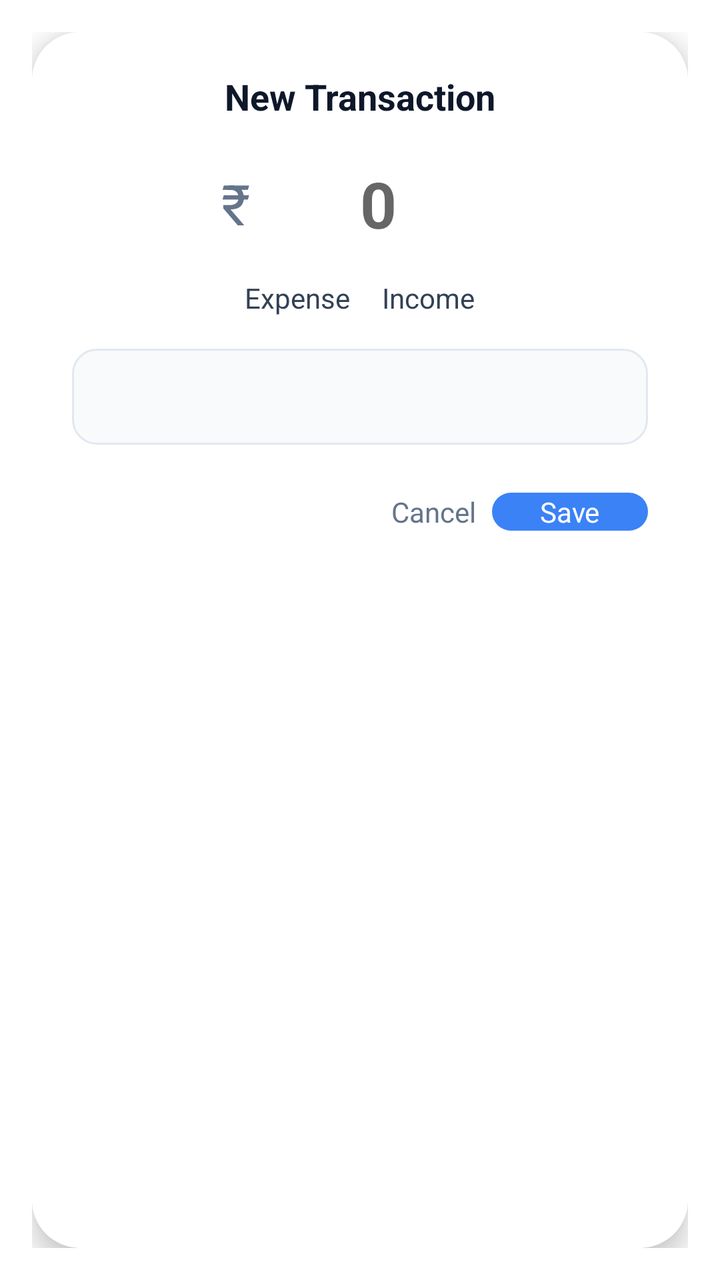
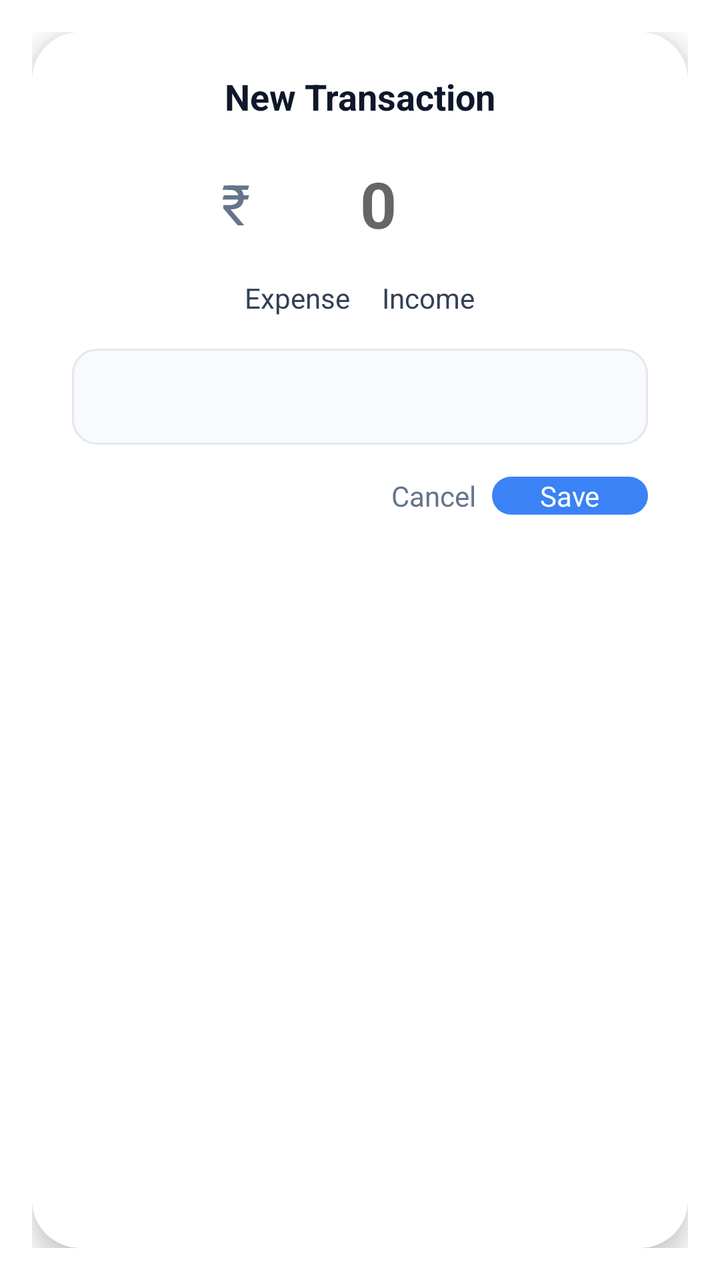

Screens rendered from an Android XML layout before and after an edit, with the pre-edit source and the edit as a unified diff.
<!-- AndroidManifest.xml: activity theme android:Theme.DeviceDefault.Light.Dialog -->
<!-- res/layout/activity_quick_add.xml -->
<?xml version="1.0" encoding="utf-8"?>
<LinearLayout xmlns:android="http://schemas.android.com/apk/res/android"
    android:layout_width="match_parent"
    android:layout_height="wrap_content"
    android:layout_margin="24dp"
    android:orientation="vertical"
    android:padding="20dp"
    android:background="@drawable/dialog_bg"
    android:elevation="8dp">

    <TextView
        android:layout_width="match_parent"
        android:layout_height="wrap_content"
        android:text="New Transaction"
        android:textSize="18sp"
        android:textStyle="bold"
        android:textColor="#0F172A"
        android:gravity="center"
        android:layout_marginBottom="20dp" />

    
    <LinearLayout
        android:layout_width="match_parent"
        android:layout_height="wrap_content"
        android:orientation="horizontal"
        android:gravity="center"
        android:layout_marginBottom="16dp">

        <TextView
            android:layout_width="wrap_content"
            android:layout_height="wrap_content"
            android:text="₹"
            android:textSize="28sp"
            android:textColor="#64748B"
            android:layout_marginEnd="4dp" />

        <EditText
            android:id="@+id/editAmount"
            android:layout_width="wrap_content"
            android:layout_height="wrap_content"
            android:minWidth="120dp"
            android:hint="0"
            android:gravity="center"
            android:inputType="numberDecimal"
            android:textSize="32sp"
            android:textStyle="bold"
            android:textColor="#0F172A"
            android:background="@null" />
    </LinearLayout>

    
    <RadioGroup
        android:id="@+id/radioGroupType"
        android:layout_width="match_parent"
        android:layout_height="wrap_content"
        android:orientation="horizontal"
        android:gravity="center"
        android:layout_marginBottom="16dp">

        <RadioButton
            android:id="@+id/radioExpense"
            android:layout_width="wrap_content"
            android:layout_height="wrap_content"
            android:text="Expense"
            android:checked="true"
            android:buttonTint="#EF4444"
            android:textColor="#334155"
            android:layout_marginEnd="16dp" />

        <RadioButton
            android:id="@+id/radioIncome"
            android:layout_width="wrap_content"
            android:layout_height="wrap_content"
            android:text="Income"
            android:buttonTint="#10B981"
            android:textColor="#334155" />
    </RadioGroup>

    
    <Spinner
        android:id="@+id/spinnerCategory"
        android:layout_width="match_parent"
        android:layout_height="48dp"
        android:background="@drawable/input_bg"
        android:layout_marginBottom="24dp" />

    
    <LinearLayout
        android:layout_width="match_parent"
        android:layout_height="wrap_content"
        android:orientation="horizontal"
        android:gravity="end">

        <Button
            android:id="@+id/btnCancel"
            android:layout_width="wrap_content"
            android:layout_height="wrap_content"
            android:text="Cancel"
            android:backgroundTint="@android:color/transparent"
            android:textColor="#64748B"
            android:textSize="14sp"
            android:textAllCaps="false"
            android:elevation="0dp"
            android:layout_marginEnd="8dp" />

        <Button
            android:id="@+id/btnSave"
            android:layout_width="wrap_content"
            android:layout_height="wrap_content"
            android:text="Save"
            android:background="@drawable/btn_primary_bg"
            android:textColor="@android:color/white"
            android:textSize="14sp"
            android:textAllCaps="false"
            android:paddingStart="24dp"
            android:paddingEnd="24dp" />
    </LinearLayout>

</LinearLayout>
<!-- resources referenced by this layout -->
<resources>
  <!-- drawable btn_primary_bg (drawable) -->
  <?xml version="1.0" encoding="utf-8"?>
  <shape xmlns:android="http://schemas.android.com/apk/res/android">
      <solid android:color="#3B82F6" /> 
      <corners android:radius="12dp" />
  </shape>
  <!-- drawable dialog_bg (drawable) -->
  <?xml version="1.0" encoding="utf-8"?>
  <shape xmlns:android="http://schemas.android.com/apk/res/android">
      <solid android:color="#FFFFFF" />
      <corners android:radius="24dp" />
  </shape>
  <!-- drawable input_bg (drawable) -->
  <?xml version="1.0" encoding="utf-8"?>
  <shape xmlns:android="http://schemas.android.com/apk/res/android">
      <solid android:color="#F8FAFC" />
      <stroke android:width="1dp" android:color="#E2E8F0" />
      <corners android:radius="12dp" />
  </shape>
</resources>

<!-- the commit's change to res/layout/activity_quick_add.xml (unified diff, before → after) -->
@@ -82,7 +82,39 @@
         android:layout_width="match_parent"
         android:layout_height="48dp"
         android:background="@drawable/input_bg"
-        android:layout_marginBottom="24dp" />
+        android:layout_marginBottom="16dp" />
+
+    
+    <LinearLayout
+        android:id="@+id/layoutNote"
+        android:layout_width="match_parent"
+        android:layout_height="wrap_content"
+        android:orientation="vertical"
+        android:visibility="gone"
+        android:layout_marginBottom="24dp">
+
+        <TextView
+            android:layout_width="wrap_content"
+            android:layout_height="wrap_content"
+            android:text="Note"
+            android:textSize="10sp"
+            android:textStyle="bold"
+            android:textAllCaps="true"
+            android:textColor="#64748B"
+            android:layout_marginBottom="4dp" />
+
+        <EditText
+            android:id="@+id/editNote"
+            android:layout_width="match_parent"
+            android:layout_height="wrap_content"
+            android:minHeight="48dp"
+            android:hint="What was this for?"
+            android:background="@drawable/input_bg"
+            android:padding="12dp"
+            android:textSize="14sp"
+            android:textColor="#0F172A"
+            android:inputType="textCapSentences" />
+    </LinearLayout>
 
     
     <LinearLayout
